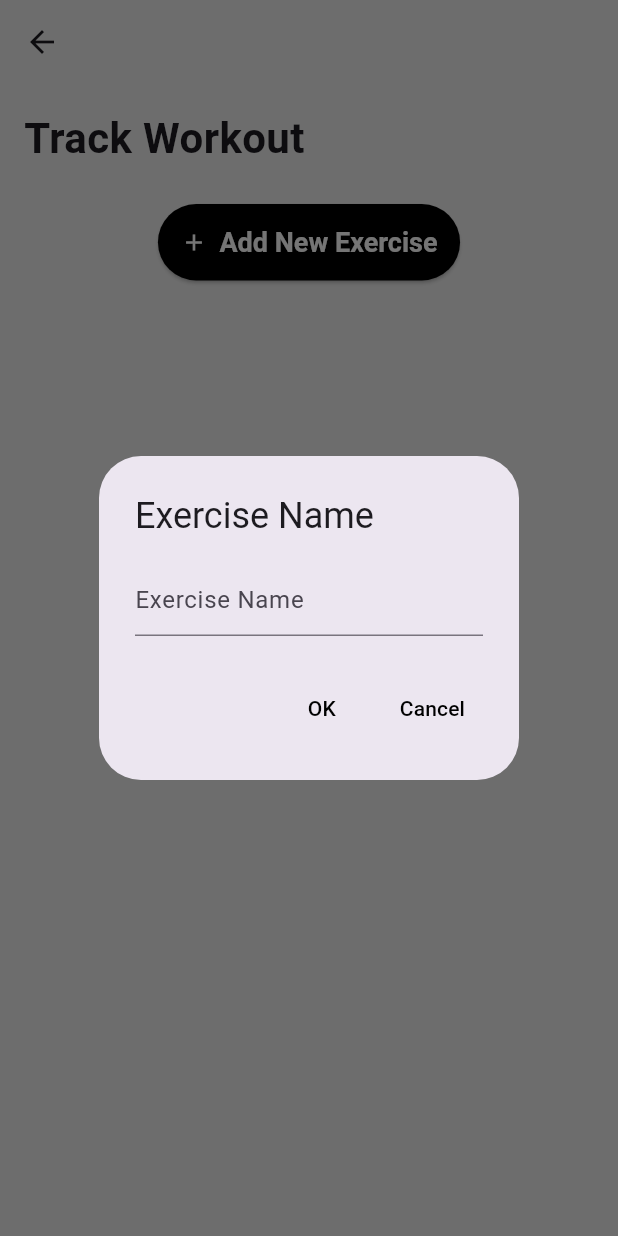
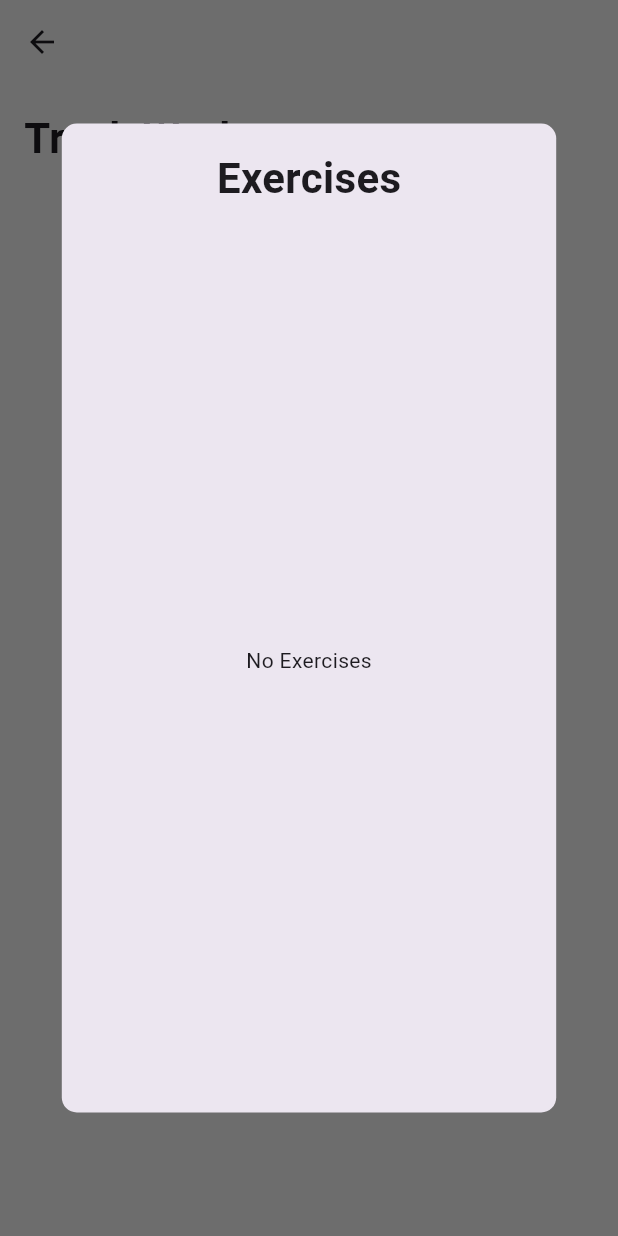
Before and after one commit to YogeshSeeni/Palestra, a Flutter app: the SessionPage screen opened directly with empty values, after a tap on "Add New Exercise", on a phone screen of 412 x 824 dp. Run offline on Flutter 3.47's test engine with Material 3 defaults, Android fonts, the phone set to English and light mode, and no system bars; our stand-ins replace cloud_firestore, firebase_auth, firebase_core, get, google_nav_bar; accounts and stored records are empty.

Commit message:
Added session pop-up

```diff
--- /dev/null
+++ b/lib/components/exercise_list_dialog.dart
@@ -0,0 +1,82 @@
+import 'package:flutter/material.dart';
+import 'package:cloud_firestore/cloud_firestore.dart';
+import '../models/exercise.dart';
+import 'package:Palestra/services/exercise_firestore.dart';
+
+class ExerciseListDialog extends StatelessWidget {
+  final ExerciseFirestore exerciseFirestore = ExerciseFirestore();
+  final String sessionName;
+  final Function(String) onExerciseAdded;
+
+  ExerciseListDialog({super.key, required this.sessionName, required this.onExerciseAdded});
+
+  @override
+  Widget build(BuildContext context) {
+    return Dialog(
+      shape: RoundedRectangleBorder(borderRadius: BorderRadius.circular(10)),
+      child: Container(
+        constraints: BoxConstraints(
+          maxHeight: MediaQuery.of(context).size.height * 0.8,
+          maxWidth: MediaQuery.of(context).size.width * 0.8,
+        ),
+        padding: EdgeInsets.all(16.0),
+        child: Column(
+          mainAxisSize: MainAxisSize.min,
+          children: [
+            Center(
+              child: Text(
+                "Exercises",
+                style: TextStyle(
+                  fontSize: 28,
+                  fontWeight: FontWeight.bold,
+                ),
+              ),
+            ),
+            SizedBox(height: 16),
+            Expanded(
+              child: StreamBuilder<QuerySnapshot>(
+                stream: exerciseFirestore.getExercisesStream(),
+                builder: (context, snapshot) {
+                  if (snapshot.hasData) {
+                    List<DocumentSnapshot> exerciseList = snapshot.data!.docs;
+
+                    if (exerciseList.isEmpty) {
+                      return Center(child: Text("No Exercises"));
+                    }
+
+                    return ListView.builder(
+                      itemCount: exerciseList.length,
+                      itemBuilder: (context, index) {
+                        DocumentSnapshot document = exerciseList[index];
+                        String docID = document.id;
+
+                        ExerciseInfo exerciseInfo = ExerciseInfo.fromJson(
+                            document.data() as Map<String, dynamic>);
+
+                        return ListTile(
+                          title: Text(exerciseInfo.title),
+                          subtitle: Text(exerciseInfo.primaryMuscles[0]),
+                          trailing: IconButton(
+                            onPressed: () {
+                              onExerciseAdded(exerciseInfo.title);
+                              Navigator.of(context).pop();
+                            },
+                            icon: Icon(Icons.add),
+                          ),
+                        );
+                      },
+                    );
+                  } else if (snapshot.hasError) {
+                    return Center(child: Text("Error loading exercises"));
+                  } else {
+                    return Center(child: CircularProgressIndicator());
+                  }
+                },
+              ),
+            ),
+          ],
+        ),
+      ),
+    );
+  }
+}
--- a/lib/models/exercise.dart
+++ b/lib/models/exercise.dart
@@ -1,14 +1,11 @@
-class Exercise {
+class ExerciseInfo {
   final String title;
   final String description;
   final List<String> primaryMuscles;
   final List<String> secondaryMuscles;
   final String technique;
 
-  // final Session sessions;
-  // final bool isCompleted; Uncomment if you think we should track this
-
-  Exercise._({
+  ExerciseInfo._({
     required this.title,
     required this.description,
     required this.primaryMuscles,
@@ -24,11 +21,11 @@ class Exercise {
     'technique': technique
   };
 
-  factory Exercise.fromJson(Map<String, dynamic> data) {
+  factory ExerciseInfo.fromJson(Map<String, dynamic> data) {
     var primaryMusclesArray = data['primaryMuscles'];
     var secondaryMusclesArray = data['secondaryMuscles'];
 
-    return Exercise._(
+    return ExerciseInfo._(
       title: data['title'] as String,
       description: data['description'] as String,
       primaryMuscles: List<String>.from(primaryMusclesArray),
--- a/lib/models/session.dart
+++ b/lib/models/session.dart
@@ -1,5 +1,4 @@
-import 'package:Palestra/models/workout.dart';
-import 'exercise.dart';
+import 'package:Palestra/data/workout_data.dart';
 
 class Session {
   final String name;
--- a/lib/models/workout.dart
+++ /dev/null
@@ -1,8 +0,0 @@
-import 'exercise.dart';
-
-class Workout {
-  final String name;
-  final List<Exercise> exercises;
-
-  Workout({required this.name, required this.exercises});
-}
--- a/lib/pages/exercises_page.dart
+++ b/lib/pages/exercises_page.dart
@@ -28,7 +28,7 @@ class ExercisesPage extends StatelessWidget {
                 String docID = document.id;
 
                 // Get Exercise from Doc
-                Exercise exercise = Exercise.fromJson(document.data() as Map<String, dynamic>);
+                ExerciseInfo exercise = ExerciseInfo.fromJson(document.data() as Map<String, dynamic>);
 
                 return ListTile(
                   title: Text(exercise.title),
@@ -36,7 +36,7 @@ class ExercisesPage extends StatelessWidget {
               },
             );
           } else {
-            return const Text("No NOtes");
+            return const Text("No Notes");
           }
         },
       ),
--- a/lib/pages/session_page.dart
+++ b/lib/pages/session_page.dart
@@ -1,3 +1,4 @@
+import 'package:Palestra/components/exercise_list_dialog.dart';
 import 'package:Palestra/components/exercise_tile.dart';
 import 'package:Palestra/data/workout_data.dart';
 import 'package:flutter/material.dart';
@@ -12,56 +13,33 @@ class SessionPage extends StatefulWidget {
 }
 
 class _SessionPageState extends State<SessionPage> {
-  final TextEditingController exerciseTitleController = TextEditingController();
-
   void createNewExercise() {
     showDialog(
       context: context,
-      builder: (context) => AlertDialog(
-        title: const Text('Exercise Name'),
-        content: TextField(
-          controller: exerciseTitleController,
-          decoration: const InputDecoration(hintText: "Exercise Name"),
-        ),
-        actions: [
-          TextButton(
-            onPressed: () {
+      builder: (context) => ExerciseListDialog(
+        sessionName: widget.sessionName,
+        onExerciseAdded: (exerciseTitle) {
           setState(() {
-                String exerciseTitle = exerciseTitleController.text;
-                if (exerciseTitle.isNotEmpty) {
             Provider.of<WorkoutData>(context, listen: false).addExercise(
               widget.sessionName,
               exerciseTitle,
-                    '', '', '',
+              '',
+              '',
+              '',
             );
-                  exerciseTitleController.clear();
-                }
           });
-              Navigator.of(context).pop();
         },
-            child: const Text('OK', style: TextStyle(color: Colors.black)),
-          ),
-          TextButton(
-            onPressed: () {
-              Navigator.of(context).pop();
-              exerciseTitleController.clear();
-            },
-            child: const Text('Cancel', style: TextStyle(color: Colors.black)),
-          ),
-        ],
       ),
     );
   }
 
   void removeExerciseTile(String exerciseName) {
-    Provider.of<WorkoutData>(context, listen: false).removeExercise(widget.sessionName, exerciseName);
+    Provider.of<WorkoutData>(context, listen: false)
+        .removeExercise(widget.sessionName, exerciseName);
   }
 
   @override
   Widget build(BuildContext context) {
-    return Consumer<WorkoutData>(
-      builder: (context, workoutData, child) {
-        final workout = workoutData.getRelevantWorkout(widget.sessionName);
     return Scaffold(
       backgroundColor: Colors.grey[200],
       appBar: AppBar(
@@ -71,7 +49,10 @@ class _SessionPageState extends State<SessionPage> {
         ),
         backgroundColor: Colors.grey[200],
       ),
-          body: Column(
+      body: Consumer<WorkoutData>(
+        builder: (context, workoutData, child) {
+          final workout = workoutData.getRelevantWorkout(widget.sessionName);
+          return Column(
             children: [
               Padding(
                 padding: const EdgeInsets.all(16.0),
@@ -136,9 +117,9 @@ class _SessionPageState extends State<SessionPage> {
                 ),
               ),
             ],
-          ),
           );
         },
+      ),
     );
   }
 }
--- a/lib/services/exercise_firestore.dart
+++ b/lib/services/exercise_firestore.dart
@@ -4,7 +4,7 @@ import 'package:cloud_firestore/cloud_firestore.dart';
 class ExerciseFirestore {
   final CollectionReference exercises = FirebaseFirestore.instance.collection('exercises');
 
-  Future<void> addExercise(Exercise exercise) {
+  Future<void> addExercise(ExerciseInfo exercise) {
     return exercises.add(exercise.toJson());
   }
 
```
Also changed, not shown: lib/data/workout_data.dart (line endings or trailing spaces), 2 other files. Lines whose indentation alone changed are shown as unchanged.
